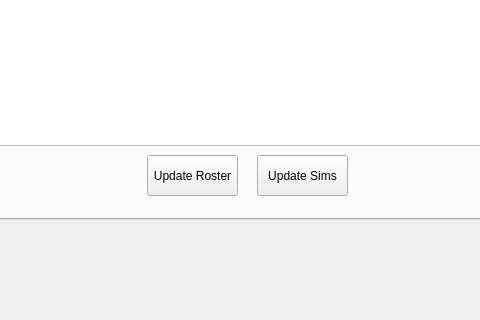
This is qt/frm_main.ui in chumii/orga as Qt 5 draws it before an edit; both pictures show x 355 to 835 and y 480 to 800 of the 1200 by 800 pixel window. The edited form follows.
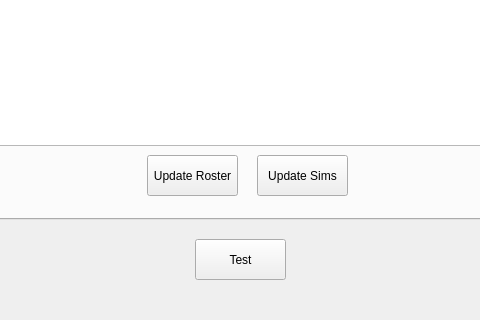
This is the edited form. The open tabs and pages were chosen to show the change.

Patch:
```diff
--- a/qt/frm_main.ui
+++ b/qt/frm_main.ui
@@ -371,6 +371,22 @@
      </widget>
     </widget>
    </widget>
+   <widget class="QPushButton" name="btn_test">
+    <property name="geometry">
+     <rect>
+      <x>550</x>
+      <y>700</y>
+      <width>91</width>
+      <height>41</height>
+     </rect>
+    </property>
+    <property name="text">
+     <string>Test</string>
+    </property>
+    <property name="flat">
+     <bool>false</bool>
+    </property>
+   </widget>
   </widget>
   <widget class="QMenuBar" name="menubar">
    <property name="geometry">
```
Left out of the diff: 2 changed lines with no effect on the pictures.
